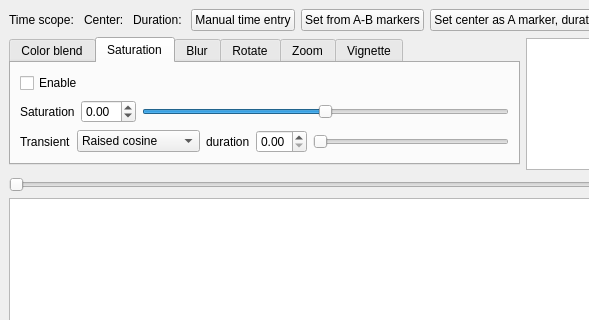
This is avidemux_plugins/ADM_videoFilters6/fadeThrough/qt4/fadeThrough.ui in mean00/avidemux2 as Qt 5 draws it before an edit; both pictures show x 0 to 589 and y 0 to 320 of the 795 by 464 pixel window. The edited form follows.
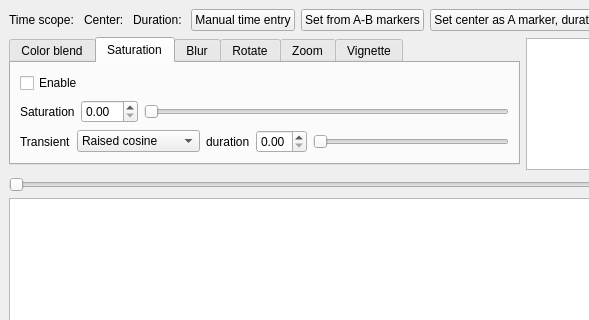
This is the edited form. The open tabs and pages were chosen to show the change. Icons and pictures are not drawn. Custom widgets are drawn as their Qt base class.

Commit message: [fadeThrough] fix saturation scale

```diff
--- a/avidemux_plugins/ADM_videoFilters6/fadeThrough/qt4/fadeThrough.ui
+++ b/avidemux_plugins/ADM_videoFilters6/fadeThrough/qt4/fadeThrough.ui
@@ -335,10 +335,10 @@
            <item>
             <widget class="QDoubleSpinBox" name="doubleSpinBoxPeakSat">
              <property name="minimum">
-              <double>-1.000000000000000</double>
+              <double>0.000000000000000</double>
              </property>
              <property name="maximum">
-              <double>1.000000000000000</double>
+              <double>10.000000000000000</double>
              </property>
              <property name="singleStep">
               <double>0.010000000000000</double>
@@ -348,10 +348,10 @@
            <item>
             <widget class="ADM_SliderIndicator" name="horizontalSliderPeakSat">
              <property name="minimum">
-              <number>-100</number>
+              <number>0</number>
              </property>
              <property name="maximum">
-              <number>100</number>
+              <number>1000</number>
              </property>
              <property name="orientation">
               <enum>Qt::Horizontal</enum>
```
Left out of the diff: 2 changed lines with no effect on the pictures. The commit also changes 2 other files.
